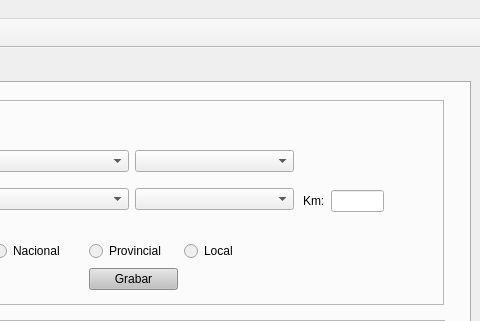
Qt form templates/mainWindows.ui (DeusK4ze/ruizpozoMejorado) before a commit; both pictures show x 631 to 1111 and y 0 to 321 of the 1111 by 812 pixel window.
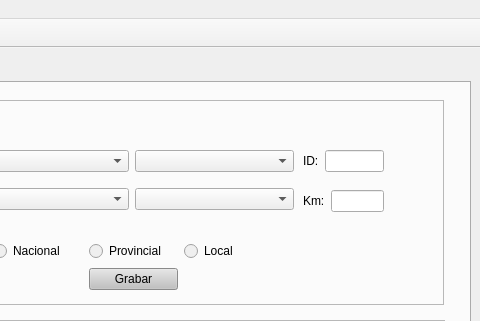
The same form after that commit. Icons and pictures are not drawn.

What changed in the file:
```diff
--- a/templates/mainWindows.ui
+++ b/templates/mainWindows.ui
@@ -1159,7 +1159,7 @@
               </item>
              </layout>
             </widget>
-            <widget class="QWidget" name="">
+            <widget class="QWidget" name="layoutWidget">
              <property name="geometry">
               <rect>
                <x>520</x>
@@ -1209,7 +1209,7 @@
               </item>
              </layout>
             </widget>
-            <widget class="QWidget" name="">
+            <widget class="QWidget" name="layoutWidget">
              <property name="geometry">
               <rect>
                <x>900</x>
@@ -1235,7 +1235,7 @@
               </item>
              </layout>
             </widget>
-            <widget class="QWidget" name="">
+            <widget class="QWidget" name="layoutWidget">
              <property name="geometry">
               <rect>
                <x>590</x>
@@ -1308,6 +1308,32 @@
               </item>
              </layout>
             </widget>
+            <widget class="QWidget" name="">
+             <property name="geometry">
+              <rect>
+               <x>900</x>
+               <y>50</y>
+               <width>81</width>
+               <height>22</height>
+              </rect>
+             </property>
+             <layout class="QGridLayout" name="gridLayout_12">
+              <item row="0" column="0">
+               <widget class="QLabel" name="label_11">
+                <property name="text">
+                 <string>ID:</string>
+                </property>
+               </widget>
+              </item>
+              <item row="0" column="1">
+               <widget class="QLineEdit" name="txtIDViaje">
+                <property name="alignment">
+                 <set>Qt::AlignRight|Qt::AlignTrailing|Qt::AlignVCenter</set>
+                </property>
+               </widget>
+              </item>
+             </layout>
+            </widget>
            </widget>
           </item>
          </layout>
```
Left out of the diff: 6 changed lines with no effect on the pictures.
